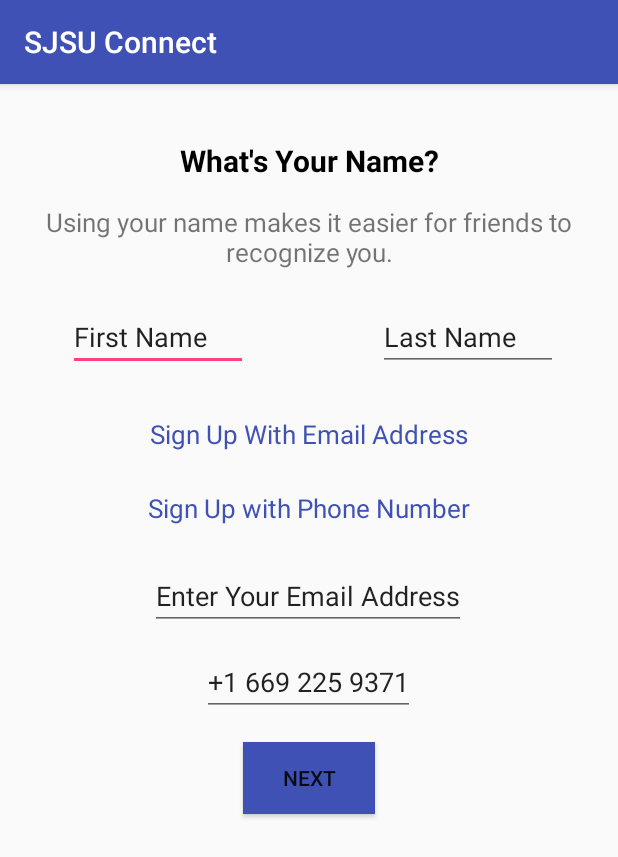
After one commit to Sagar-Mane/Social-Networking-Application, an Android app: the RegisterNewUser screen opened directly, with no data from a screen before it, on a phone screen of 412 x 824 dp. The commit adds this screen. Shown: the top 857 px of the screen. Run offline under Robolectric (Android 15) with nearby library versions, the phone set to English and light mode, and no system bars; network calls fail.

Commit message:
Adding UI for register user activity

```diff
--- a/SJSUConnect/app/build.gradle
+++ b/SJSUConnect/app/build.gradle
@@ -24,10 +24,10 @@ dependencies {
     androidTestCompile('com.android.support.test.espresso:espresso-core:2.2.2', {
         exclude group: 'com.android.support', module: 'support-annotations'
     })
+
     compile 'com.android.support:appcompat-v7:25.2.0'
     compile 'com.android.support.constraint:constraint-layout:1.0.0-beta4'
-    testCompile 'junit:junit:4.12'
     compile 'com.astuetz:pagerslidingtabstrip:1.0.1'
     compile 'com.android.volley:volley:1.0.0'
-
+    testCompile 'junit:junit:4.12'
 }
--- a/SJSUConnect/app/src/main/AndroidManifest.xml
+++ b/SJSUConnect/app/src/main/AndroidManifest.xml
@@ -1,8 +1,10 @@
 <?xml version="1.0" encoding="utf-8"?>
 <manifest xmlns:android="http://schemas.android.com/apk/res/android"
     package="bananatechnologies.sjsuconnect">
+
     <uses-permission android:name="android.permission.INTERNET" />
     <uses-permission android:name="android.permission.ACCESS_NETWORK_STATE" />
+
     <application
         android:allowBackup="true"
         android:icon="@mipmap/ic_launcher"
@@ -17,7 +19,8 @@
                 <category android:name="android.intent.category.LAUNCHER" />
             </intent-filter>
         </activity>
-        <activity android:name=".MainScreen"></activity>
+        <activity android:name=".MainScreen" />
+        <activity android:name=".RegisterNewUser"></activity>
     </application>
 
 </manifest>
--- a/SJSUConnect/app/src/main/java/bananatechnologies/sjsuconnect/MainActivity.java
+++ b/SJSUConnect/app/src/main/java/bananatechnologies/sjsuconnect/MainActivity.java
@@ -1,7 +1,6 @@
 package bananatechnologies.sjsuconnect;
 
 import android.content.Intent;
-import android.nfc.Tag;
 import android.support.v7.app.AppCompatActivity;
 import android.os.Bundle;
 import android.util.Log;
--- /dev/null
+++ b/SJSUConnect/app/src/main/java/bananatechnologies/sjsuconnect/RegisterNewUser.java
@@ -0,0 +1,13 @@
+package bananatechnologies.sjsuconnect;
+
+import android.support.v7.app.AppCompatActivity;
+import android.os.Bundle;
+
+public class RegisterNewUser extends AppCompatActivity {
+
+    @Override
+    protected void onCreate(Bundle savedInstanceState) {
+        super.onCreate(savedInstanceState);
+        setContentView(R.layout.activity_register_new_user);
+    }
+}
--- /dev/null
+++ b/SJSUConnect/app/src/main/res/layout/activity_register_new_user.xml
@@ -0,0 +1,111 @@
+<?xml version="1.0" encoding="utf-8"?>
+<LinearLayout xmlns:android="http://schemas.android.com/apk/res/android"
+    xmlns:app="http://schemas.android.com/apk/res-auto"
+    xmlns:tools="http://schemas.android.com/tools"
+    android:layout_width="match_parent"
+    android:layout_height="match_parent"
+    tools:context="bananatechnologies.sjsuconnect.RegisterNewUser">
+
+    <RelativeLayout
+        android:layout_width="match_parent"
+        android:layout_height="match_parent">
+
+        <TextView
+            android:id="@+id/textView3"
+            android:layout_width="match_parent"
+            android:layout_height="wrap_content"
+            android:layout_alignParentStart="true"
+            android:layout_alignParentTop="true"
+            android:layout_marginTop="37dp"
+            android:text="What's Your Name?"
+            android:textAlignment="center"
+            android:textColor="#000000"
+            android:textSize="20dp"
+            android:textStyle="bold" />
+
+        <TextView
+            android:id="@+id/textView4"
+            android:layout_width="500dp"
+            android:layout_height="wrap_content"
+            android:layout_alignParentStart="true"
+            android:layout_below="@+id/textView3"
+            android:layout_marginTop="15dp"
+            android:text="Using your name makes it easier for friends to recognize you."
+            android:textAlignment="center"
+            android:textSize="17dp" />
+
+        <EditText
+            android:id="@+id/first_name"
+            android:layout_width="120dp"
+            android:layout_height="wrap_content"
+            android:layout_alignParentStart="true"
+            android:layout_below="@+id/textView4"
+            android:layout_marginStart="45dp"
+            android:layout_marginTop="22dp"
+            android:text="First Name" />
+
+        <EditText
+            android:id="@+id/last_name"
+            android:layout_width="120dp"
+            android:layout_height="wrap_content"
+            android:layout_alignBaseline="@+id/first_name"
+            android:layout_alignBottom="@+id/first_name"
+            android:layout_alignParentEnd="true"
+            android:layout_marginEnd="40dp"
+            android:text="Last Name" />
+
+        <TextView
+            android:id="@+id/email_signup"
+            android:layout_width="wrap_content"
+            android:layout_height="wrap_content"
+            android:layout_below="@+id/first_name"
+            android:layout_centerHorizontal="true"
+            android:layout_marginTop="30dp"
+            android:text="Sign Up With Email Address"
+            android:textColor="@color/colorPrimary"
+            android:textSize="17dp" />
+
+        <TextView
+            android:id="@+id/phone_signup"
+            android:layout_width="wrap_content"
+            android:layout_height="wrap_content"
+            android:layout_below="@+id/email_signup"
+            android:layout_centerHorizontal="true"
+            android:layout_marginTop="25dp"
+            android:text="Sign Up with Phone Number"
+            android:textColor="@color/colorPrimary"
+            android:textSize="17dp" />
+
+        <EditText
+            android:id="@+id/email_id_register"
+            android:layout_width="wrap_content"
+            android:layout_height="wrap_content"
+            android:layout_marginTop="24dp"
+            android:inputType="textEmailAddress"
+            android:text="Enter Your Email Address"
+            android:layout_below="@+id/phone_signup"
+            android:layout_alignStart="@+id/email_signup" />
+
+        <EditText
+            android:id="@+id/phone_number_register"
+            android:layout_width="wrap_content"
+            android:layout_height="wrap_content"
+            android:layout_below="@+id/email_id_register"
+            android:layout_centerHorizontal="true"
+            android:layout_marginTop="12dp"
+            android:inputType="phone"
+            android:text="+1 669 225 9371" />
+
+        <Button
+            android:id="@+id/register"
+            android:layout_width="wrap_content"
+            android:layout_height="wrap_content"
+            android:layout_below="@+id/phone_number_register"
+            android:layout_centerHorizontal="true"
+            android:layout_marginTop="17dp"
+            android:background="@color/colorPrimary"
+            android:text="Next" />
+
+    </RelativeLayout>
+
+</LinearLayout>
--- /dev/null
+++ b/SJSUConnect/app/src/main/res/layout/register_new_user.xml
@@ -0,0 +1,6 @@
+<?xml version="1.0" encoding="utf-8"?>
+<LinearLayout xmlns:android="http://schemas.android.com/apk/res/android"
+    android:orientation="vertical" android:layout_width="match_parent"
+    android:layout_height="match_parent">
+
+</LinearLayout>
```
